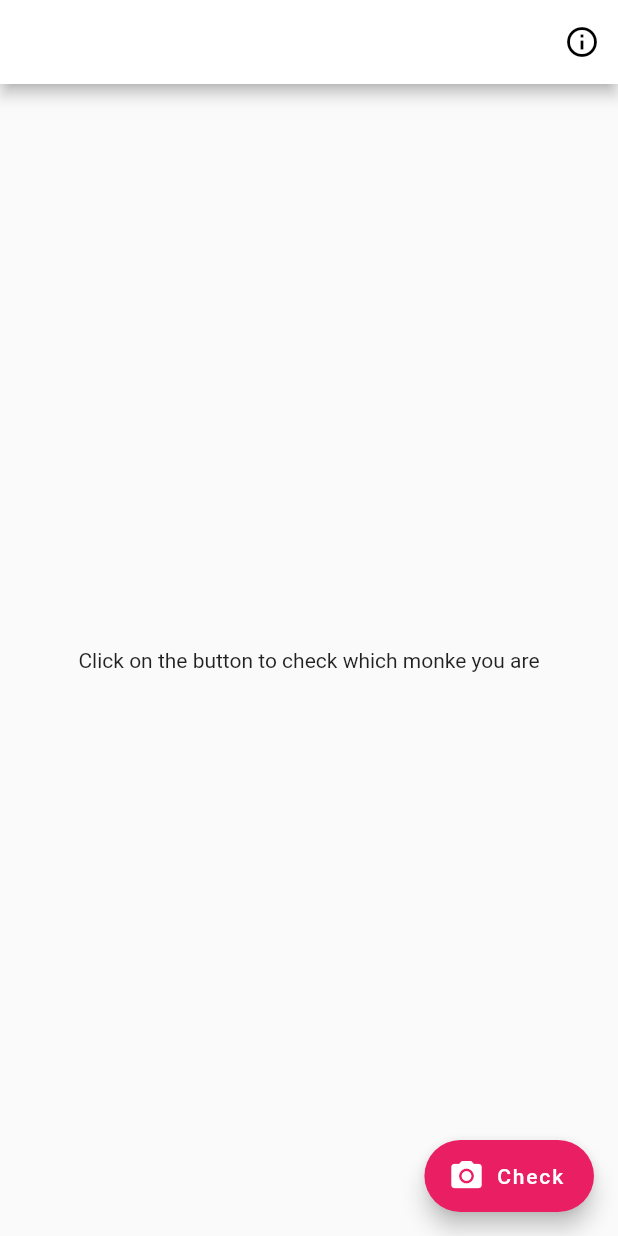
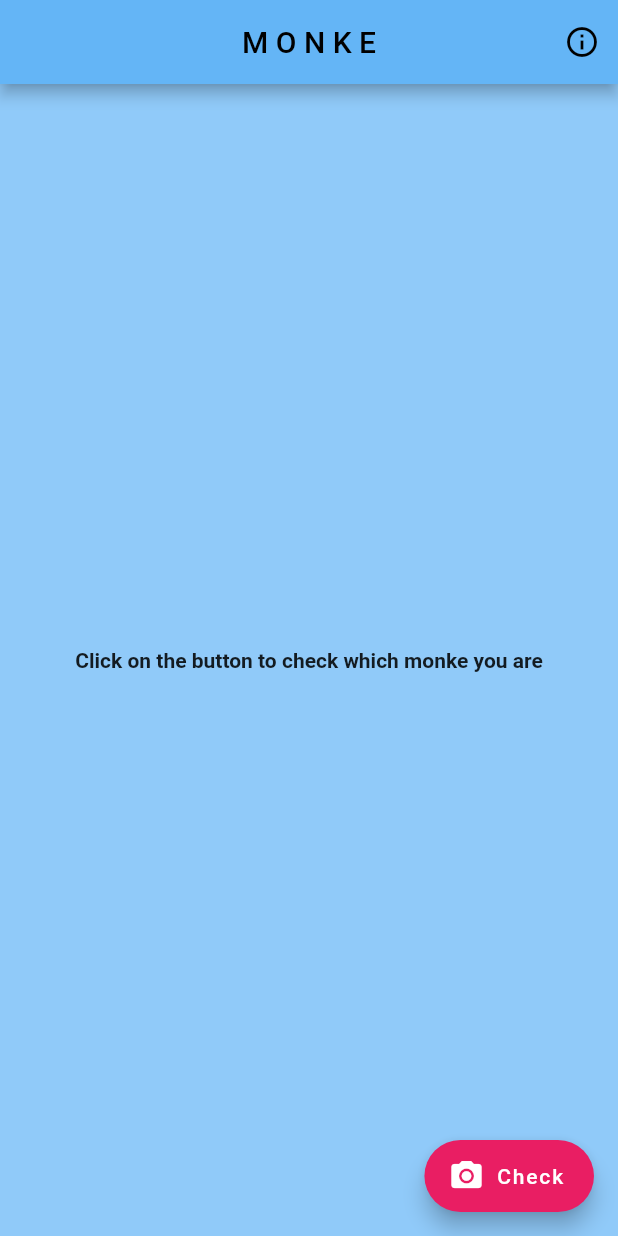
Before and after one commit to ritwikgoel/monke, a Flutter app: the screen it shows after launch, on a phone screen of 412 x 824 dp. Run offline on Flutter 3.47's test engine with Material 2 defaults, Android fonts, the phone set to English and light mode, and no system bars; our stand-ins replace image_picker.

```diff
--- a/monke_app/lib/main.dart
+++ b/monke_app/lib/main.dart
@@ -3,6 +3,7 @@ import 'package:monke_app/view.dart';
 import 'info.dart';
 import 'dart:io';
 import 'package:image_picker/image_picker.dart';
+import 'package:monke_app/decider.dart';
 
 void main() {
   runApp(MaterialApp(
@@ -10,6 +11,7 @@ void main() {
     routes: {
       '/info': (context) => Info(),
       '/view': (context) => viewer(),
+      '/decider': (context) => finalDecider(),
     },
   ));
 }
@@ -34,8 +36,15 @@ class _HomeState extends State<Home> {
   @override
   Widget build(BuildContext context) {
     return Scaffold(
+      backgroundColor: Colors.blue[200],
       appBar: AppBar(
-        backgroundColor: Colors.white,
+        title: Text("M O N K E",
+        style: TextStyle(
+          color: Colors.black,
+
+        ),),
+        centerTitle: true,
+        backgroundColor: Colors.blue[300],
         actions: [
           IconButton(
             icon: Icon(
@@ -49,7 +58,10 @@ class _HomeState extends State<Home> {
         ],
       ),
       body: Center(
-        child: Text("Click on the button to check which monke you are"),
+        child: Text("Click on the button to check which monke you are",
+        style: TextStyle(
+          fontWeight: FontWeight.bold,
+        ),),
       ),
       floatingActionButton: FloatingActionButton.extended(
         onPressed: () async {
@@ -57,7 +69,7 @@ class _HomeState extends State<Home> {
           await getImage();
           imageFileMap[1] = _image;
           Navigator.pushNamed(context, '/view', arguments: {
-            'imgFin':_image,
+            'imgFin': _image,
           });
         },
         label: Text('Check'),
--- a/monke_app/pubspec.yaml
+++ b/monke_app/pubspec.yaml
@@ -46,9 +46,8 @@ flutter:
   uses-material-design: true
 
   # To add assets to your application, add an assets section, like this:
-  # assets:
-  #   - images/a_dot_burr.jpeg
-  #   - images/a_dot_ham.jpeg
+  assets:
+    - assets/
 
   # An image asset can refer to one or more resolution-specific "variants", see
   # https://flutter.dev/assets-and-images/#resolution-aware.
```
Also changed, not shown: monke_app/lib/decider.dart (added, +62 -0 lines), monke_app/lib/view.dart (+29 -6 lines), monke_app/assets/monkey1.jpg (added), monke_app/assets/monkey2.jpg (added), monke_app/assets/monkey3.jpg (added), monke_app/assets/monkey4.jpg (added), monke_app/assets/monkey5.jpg (added).
